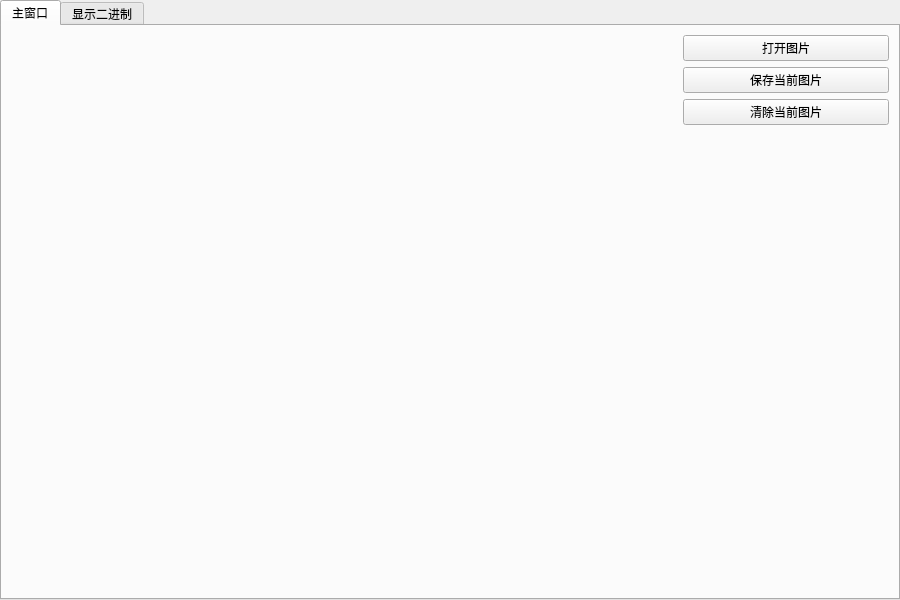
This is mainwindow.ui in WoaW04/Misc_steg_tool as Qt 5 draws it before an edit. The edited form follows.
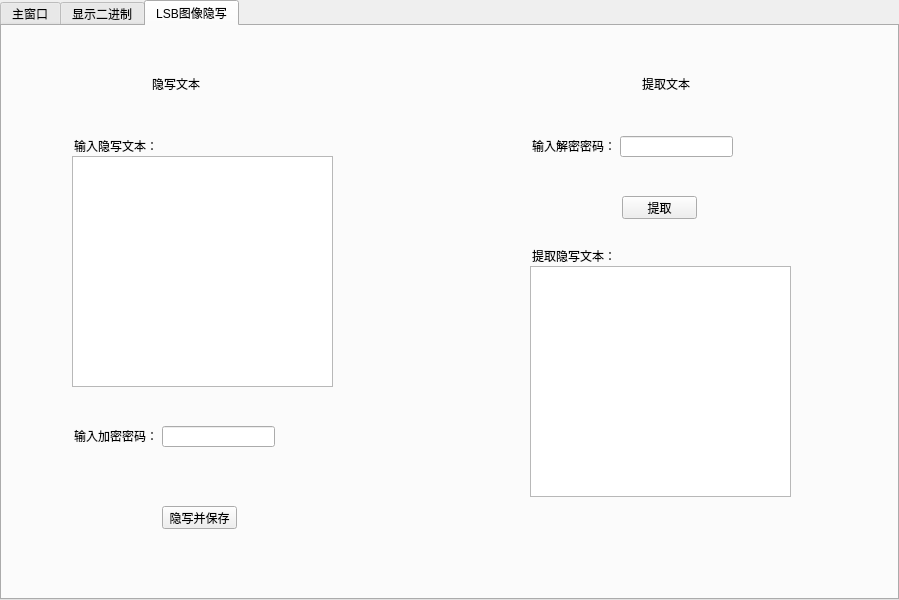
This is the edited form.

Commit message:
UI新增板块
UI新增了板块，并进行了简单的设计

Patch:
```diff
--- a/mainwindow.ui
+++ b/mainwindow.ui
@@ -9,7 +9,7 @@
    <rect>
     <x>0</x>
     <y>0</y>
-    <width>900</width>
+    <width>899</width>
     <height>600</height>
    </rect>
   </property>
@@ -57,7 +57,7 @@
        </sizepolicy>
       </property>
       <property name="currentIndex">
-       <number>0</number>
+       <number>2</number>
       </property>
       <widget class="QWidget" name="MainWindow">
        <property name="sizePolicy">
@@ -158,6 +158,155 @@
         </item>
        </layout>
       </widget>
+      <widget class="QWidget" name="LSBWindow">
+       <attribute name="title">
+        <string>LSB图像隐写</string>
+       </attribute>
+       <widget class="QLabel" name="label">
+        <property name="geometry">
+         <rect>
+          <x>150</x>
+          <y>50</y>
+          <width>53</width>
+          <height>15</height>
+         </rect>
+        </property>
+        <property name="text">
+         <string>隐写文本</string>
+        </property>
+       </widget>
+       <widget class="QLabel" name="label_2">
+        <property name="geometry">
+         <rect>
+          <x>72</x>
+          <y>110</y>
+          <width>101</width>
+          <height>20</height>
+         </rect>
+        </property>
+        <property name="text">
+         <string>输入隐写文本：</string>
+        </property>
+       </widget>
+       <widget class="QTextEdit" name="textEdit">
+        <property name="geometry">
+         <rect>
+          <x>70</x>
+          <y>130</y>
+          <width>261</width>
+          <height>231</height>
+         </rect>
+        </property>
+       </widget>
+       <widget class="QLabel" name="label_3">
+        <property name="geometry">
+         <rect>
+          <x>72</x>
+          <y>400</y>
+          <width>81</width>
+          <height>20</height>
+         </rect>
+        </property>
+        <property name="text">
+         <string>输入加密密码：</string>
+        </property>
+       </widget>
+       <widget class="QLineEdit" name="lineEdit">
+        <property name="geometry">
+         <rect>
+          <x>160</x>
+          <y>400</y>
+          <width>113</width>
+          <height>21</height>
+         </rect>
+        </property>
+       </widget>
+       <widget class="QPushButton" name="pushButton">
+        <property name="geometry">
+         <rect>
+          <x>160</x>
+          <y>480</y>
+          <width>75</width>
+          <height>23</height>
+         </rect>
+        </property>
+        <property name="text">
+         <string>隐写并保存</string>
+        </property>
+       </widget>
+       <widget class="QLabel" name="label_4">
+        <property name="geometry">
+         <rect>
+          <x>640</x>
+          <y>50</y>
+          <width>53</width>
+          <height>15</height>
+         </rect>
+        </property>
+        <property name="text">
+         <string>提取文本</string>
+        </property>
+       </widget>
+       <widget class="QPushButton" name="pushButton_2">
+        <property name="geometry">
+         <rect>
+          <x>620</x>
+          <y>170</y>
+          <width>75</width>
+          <height>23</height>
+         </rect>
+        </property>
+        <property name="text">
+         <string>提取</string>
+        </property>
+       </widget>
+       <widget class="QLabel" name="label_5">
+        <property name="geometry">
+         <rect>
+          <x>530</x>
+          <y>220</y>
+          <width>101</width>
+          <height>20</height>
+         </rect>
+        </property>
+        <property name="text">
+         <string>提取隐写文本：</string>
+        </property>
+       </widget>
+       <widget class="QLineEdit" name="lineEdit_2">
+        <property name="geometry">
+         <rect>
+          <x>618</x>
+          <y>110</y>
+          <width>113</width>
+          <height>21</height>
+         </rect>
+        </property>
+       </widget>
+       <widget class="QTextEdit" name="textEdit_2">
+        <property name="geometry">
+         <rect>
+          <x>528</x>
+          <y>240</y>
+          <width>261</width>
+          <height>231</height>
+         </rect>
+        </property>
+       </widget>
+       <widget class="QLabel" name="label_6">
+        <property name="geometry">
+         <rect>
+          <x>530</x>
+          <y>110</y>
+          <width>81</width>
+          <height>20</height>
+         </rect>
+        </property>
+        <property name="text">
+         <string>输入解密密码：</string>
+        </property>
+       </widget>
+      </widget>
      </widget>
     </item>
    </layout>
```
